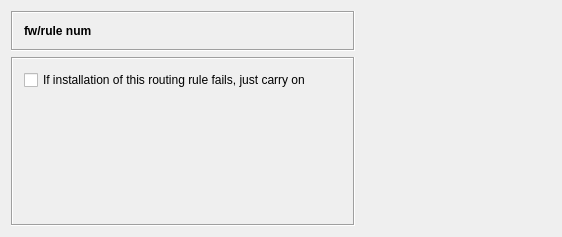
Old version of the form src/gui/routingruleoptionsdialog_q.ui in the repository fwbuilder/fwbuilder.
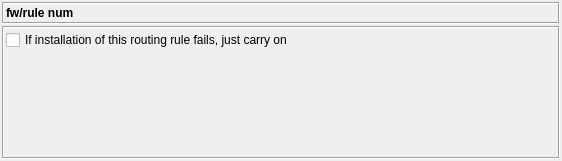
New version of the form.

What changed in the file:
```diff
--- a/src/gui/routingruleoptionsdialog_q.ui
+++ b/src/gui/routingruleoptionsdialog_q.ui
@@ -6,18 +6,30 @@
     <x>0</x>
     <y>0</y>
     <width>562</width>
-    <height>237</height>
+    <height>161</height>
    </rect>
   </property>
   <property name="windowTitle" >
    <string>Routing Rule Options</string>
   </property>
   <layout class="QGridLayout" >
-   <property name="margin" >
-    <number>11</number>
+   <property name="leftMargin" >
+    <number>2</number>
    </property>
-   <property name="spacing" >
-    <number>6</number>
+   <property name="topMargin" >
+    <number>2</number>
+   </property>
+   <property name="rightMargin" >
+    <number>2</number>
+   </property>
+   <property name="bottomMargin" >
+    <number>2</number>
+   </property>
+   <property name="horizontalSpacing" >
+    <number>2</number>
+   </property>
+   <property name="verticalSpacing" >
+    <number>2</number>
    </property>
    <item row="0" column="0" >
     <layout class="QVBoxLayout" >
@@ -25,18 +37,34 @@
       <number>0</number>
      </property>
      <property name="spacing" >
-      <number>6</number>
+      <number>2</number>
+     </property>
+     <property name="leftMargin" >
+      <number>0</number>
+     </property>
+     <property name="topMargin" >
+      <number>0</number>
+     </property>
+     <property name="rightMargin" >
+      <number>0</number>
+     </property>
+     <property name="bottomMargin" >
+      <number>0</number>
      </property>
      <item>
       <widget class="QFrame" name="frame3" >
        <property name="sizePolicy" >
-        <sizepolicy>
-         <hsizetype>5</hsizetype>
-         <vsizetype>0</vsizetype>
+        <sizepolicy vsizetype="Fixed" hsizetype="Preferred" >
          <horstretch>0</horstretch>
          <verstretch>0</verstretch>
         </sizepolicy>
        </property>
+       <property name="minimumSize" >
+        <size>
+         <width>16</width>
+         <height>20</height>
+        </size>
+       </property>
        <property name="frameShape" >
         <enum>QFrame::Box</enum>
        </property>
@@ -44,11 +72,23 @@
         <enum>QFrame::Sunken</enum>
        </property>
        <layout class="QGridLayout" >
-        <property name="margin" >
-         <number>11</number>
+        <property name="leftMargin" >
+         <number>2</number>
         </property>
-        <property name="spacing" >
-         <number>6</number>
+        <property name="topMargin" >
+         <number>2</number>
+        </property>
+        <property name="rightMargin" >
+         <number>2</number>
+        </property>
+        <property name="bottomMargin" >
+         <number>2</number>
+        </property>
+        <property name="horizontalSpacing" >
+         <number>2</number>
+        </property>
+        <property name="verticalSpacing" >
+         <number>2</number>
         </property>
         <item row="0" column="0" >
          <widget class="QLabel" name="editorTitle" >
@@ -72,9 +112,7 @@
      <item>
       <widget class="QStackedWidget" name="wStack" >
        <property name="sizePolicy" >
-        <sizepolicy>
-         <hsizetype>5</hsizetype>
-         <vsizetype>1</vsizetype>
+        <sizepolicy vsizetype="Minimum" hsizetype="Preferred" >
          <horstretch>0</horstretch>
          <verstretch>0</verstretch>
         </sizepolicy>
@@ -90,8 +128,20 @@
          <property name="margin" >
           <number>0</number>
          </property>
-         <property name="spacing" >
-          <number>6</number>
+         <property name="topMargin" >
+          <number>0</number>
+         </property>
+         <property name="rightMargin" >
+          <number>0</number>
+         </property>
+         <property name="bottomMargin" >
+          <number>0</number>
+         </property>
+         <property name="horizontalSpacing" >
+          <number>2</number>
+         </property>
+         <property name="verticalSpacing" >
+          <number>2</number>
          </property>
          <item row="0" column="0" >
           <widget class="QFrame" name="frame1" >
@@ -102,11 +152,23 @@
             <enum>QFrame::Raised</enum>
            </property>
            <layout class="QGridLayout" >
-            <property name="margin" >
-             <number>11</number>
+            <property name="leftMargin" >
+             <number>2</number>
             </property>
-            <property name="spacing" >
-             <number>6</number>
+            <property name="topMargin" >
+             <number>2</number>
+            </property>
+            <property name="rightMargin" >
+             <number>2</number>
+            </property>
+            <property name="bottomMargin" >
+             <number>2</number>
+            </property>
+            <property name="horizontalSpacing" >
+             <number>2</number>
+            </property>
+            <property name="verticalSpacing" >
+             <number>2</number>
             </property>
             <item row="2" column="0" colspan="3" >
              <widget class="QCheckBox" name="routing_non_critical_rule" >
@@ -121,12 +183,12 @@
                <enum>Qt::Vertical</enum>
               </property>
               <property name="sizeType" >
-               <enum>QSizePolicy::Expanding</enum>
+               <enum>QSizePolicy::MinimumExpanding</enum>
               </property>
               <property name="sizeHint" >
                <size>
                 <width>20</width>
-                <height>50</height>
+                <height>0</height>
                </size>
               </property>
              </spacer>
@@ -194,25 +256,9 @@
      </item>
     </layout>
    </item>
-   <item row="0" column="1" >
-    <spacer>
-     <property name="orientation" >
-      <enum>Qt::Horizontal</enum>
-     </property>
-     <property name="sizeType" >
-      <enum>QSizePolicy::Expanding</enum>
-     </property>
-     <property name="sizeHint" >
-      <size>
-       <width>40</width>
-       <height>20</height>
-      </size>
-     </property>
-    </spacer>
-   </item>
   </layout>
  </widget>
- <layoutdefault spacing="6" margin="11" />
+ <layoutdefault spacing="2" margin="2" />
  <tabstops>
   <tabstop>routing_non_critical_rule</tabstop>
  </tabstops>
```
Left out of the diff: 43 changed lines with no effect on the pictures.
